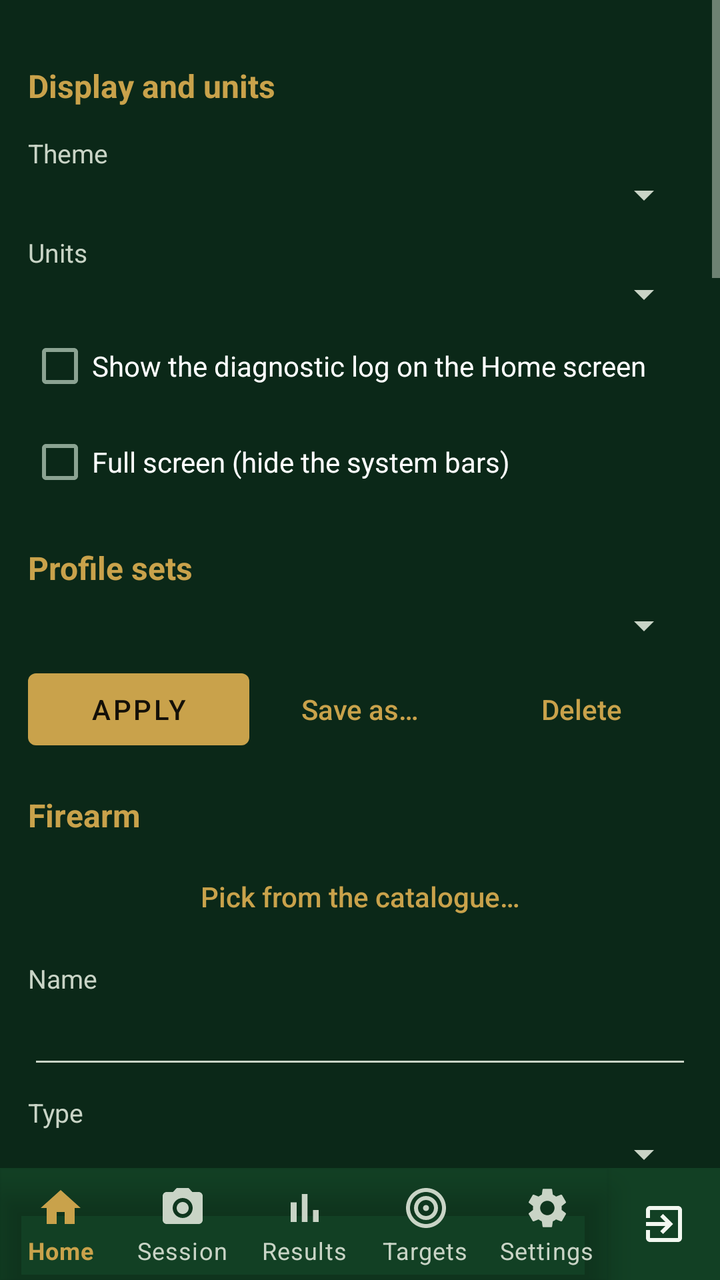
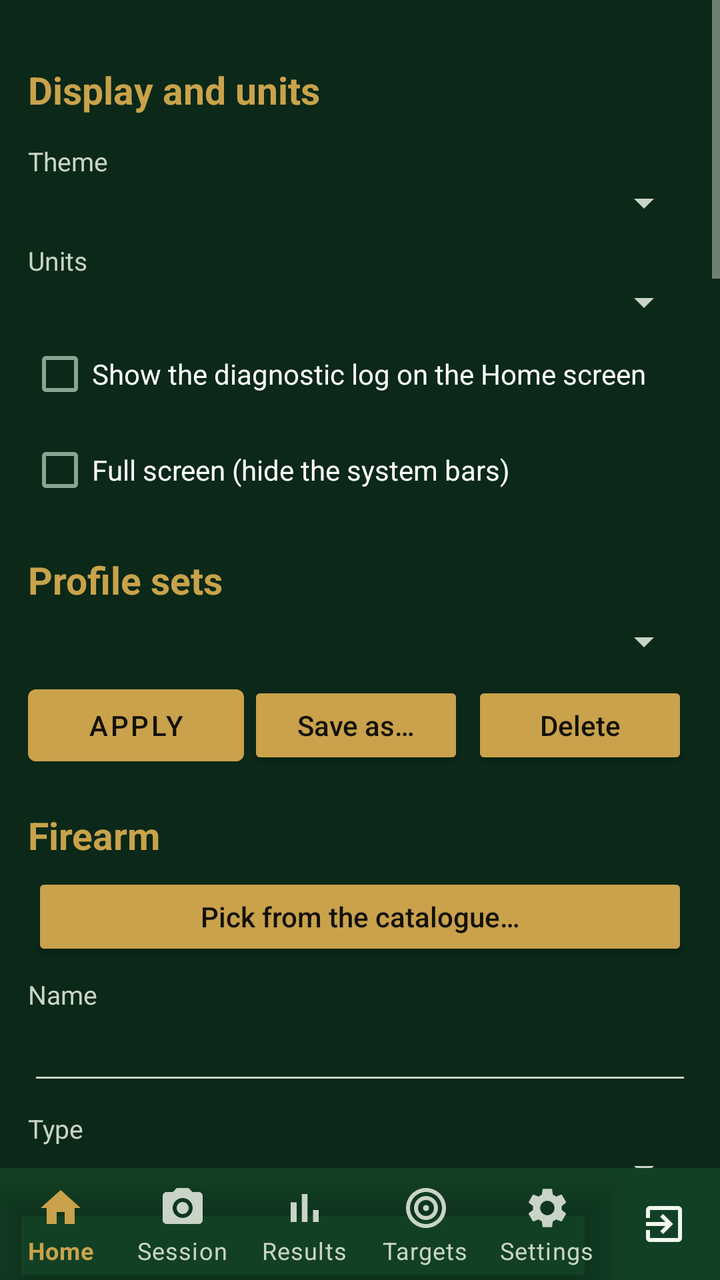

Compare the two renders of this Android layout. The source of the first and the diff that turns it into the second are given below.
<!-- AndroidManifest.xml: application theme Theme.STS -->
<!-- res/layout/activity_profile.xml -->
<?xml version="1.0" encoding="utf-8"?>
<LinearLayout xmlns:android="http://schemas.android.com/apk/res/android"
    android:layout_width="match_parent"
    android:layout_height="match_parent"
    android:orientation="vertical">

    <ScrollView
        android:layout_width="match_parent"
        android:layout_height="0dp"
        android:layout_weight="1">

        <LinearLayout
            android:layout_width="match_parent"
            android:layout_height="wrap_content"
            android:orientation="vertical"
            android:padding="14dp">

            
            <TextView style="@style/Sts.SectionHeading" android:text="Display and units" />

            <TextView style="@style/Sts.FieldLabel" android:text="Theme" />
            <Spinner android:id="@+id/spTheme"
                android:layout_width="match_parent" android:layout_height="wrap_content" />

            <TextView style="@style/Sts.FieldLabel" android:text="Units" />
            <Spinner android:id="@+id/spUnits"
                android:layout_width="match_parent" android:layout_height="wrap_content" />

            <CheckBox android:id="@+id/cbShowLog"
                android:layout_width="match_parent" android:layout_height="wrap_content"
                android:text="Show the diagnostic log on the Home screen" />

            <CheckBox android:id="@+id/cbFullScreen"
                android:layout_width="match_parent" android:layout_height="wrap_content"
                android:text="Full screen (hide the system bars)" />

            
            <TextView style="@style/Sts.SectionHeading" android:text="Profile sets" />

            <Spinner android:id="@+id/spSets"
                android:layout_width="match_parent" android:layout_height="wrap_content" />

            <LinearLayout
                android:layout_width="match_parent" android:layout_height="wrap_content"
                android:orientation="horizontal" android:layout_marginTop="6dp">
                <Button android:id="@+id/btnApplySet"
                    android:layout_width="0dp" android:layout_weight="1"
                    android:layout_height="wrap_content" android:text="Apply" />
                <Button android:id="@+id/btnSaveSet"
                    android:layout_width="0dp" android:layout_weight="1"
                    android:layout_height="wrap_content" android:text="Save as…"
                    style="@style/Sts.TextButton" />
                <Button android:id="@+id/btnDeleteSet"
                    android:layout_width="0dp" android:layout_weight="1"
                    android:layout_height="wrap_content" android:text="Delete"
                    style="@style/Sts.TextButton" />
            </LinearLayout>

            
            <TextView style="@style/Sts.SectionHeading" android:text="Firearm" />
            <Button android:id="@+id/btnRifleCatalog"
                android:layout_width="match_parent" android:layout_height="wrap_content"
                style="@style/Sts.TextButton"
                android:text="Pick from the catalogue…" />

            <TextView style="@style/Sts.FieldLabel" android:text="Name" />
            <EditText android:id="@+id/etRifleName" android:layout_width="match_parent"
                android:layout_height="wrap_content" android:inputType="text" android:autofillHints="" />

            <TextView style="@style/Sts.FieldLabel" android:text="Type" />
            <Spinner android:id="@+id/spFirearmType"
                android:layout_width="match_parent" android:layout_height="wrap_content" />

            <TextView style="@style/Sts.FieldLabel" android:text="Chambering" />
            <EditText android:id="@+id/etCaliber" android:layout_width="match_parent"
                android:layout_height="wrap_content" android:inputType="text" android:autofillHints="" />

            <TextView style="@style/Sts.FieldLabel" android:text="Barrel length (in)" />
            <EditText android:id="@+id/etBarrel" android:layout_width="match_parent"
                android:layout_height="wrap_content" android:inputType="numberDecimal" android:autofillHints="" />

            <TextView style="@style/Sts.FieldLabel" android:text="Twist rate (1 turn in … in)" />
            <EditText android:id="@+id/etTwist" android:layout_width="match_parent"
                android:layout_height="wrap_content" android:inputType="numberDecimal" android:autofillHints="" />

            <TextView style="@style/Sts.FieldLabel" android:text="Sight height above bore (in)" />
            <EditText android:id="@+id/etSightHeight" android:layout_width="match_parent"
                android:layout_height="wrap_content" android:inputType="numberDecimal" android:autofillHints="" />

            <TextView style="@style/Sts.FieldLabel" android:text="Zero distance (m)" />
            <EditText android:id="@+id/etZero" android:layout_width="match_parent"
                android:layout_height="wrap_content" android:inputType="numberDecimal" android:autofillHints="" />

            
            <TextView style="@style/Sts.SectionHeading" android:text="Load" />
            <Button android:id="@+id/btnAmmoCatalog"
                android:layout_width="match_parent" android:layout_height="wrap_content"
                style="@style/Sts.TextButton"
                android:text="Pick from the catalogue…" />

            <TextView style="@style/Sts.FieldLabel" android:text="Name" />
            <EditText android:id="@+id/etBulletName" android:layout_width="match_parent"
                android:layout_height="wrap_content" android:inputType="text" android:autofillHints="" />

            <TextView style="@style/Sts.FieldLabel" android:text="Projectile diameter (in)" />
            <EditText android:id="@+id/etDiameter" android:layout_width="match_parent"
                android:layout_height="wrap_content" android:inputType="numberDecimal" android:autofillHints="" />

            <TextView style="@style/Sts.FieldLabel" android:text="Weight (gr)" />
            <EditText android:id="@+id/etWeight" android:layout_width="match_parent"
                android:layout_height="wrap_content" android:inputType="numberDecimal" android:autofillHints="" />

            <TextView style="@style/Sts.FieldLabel" android:text="Muzzle velocity (fps)" />
            <EditText android:id="@+id/etMv" android:layout_width="match_parent"
                android:layout_height="wrap_content" android:inputType="numberDecimal" android:autofillHints="" />

            <TextView style="@style/Sts.FieldLabel" android:text="Ballistic coefficient (G1)" />
            <EditText android:id="@+id/etBc" android:layout_width="match_parent"
                android:layout_height="wrap_content" android:inputType="numberDecimal" android:autofillHints="" />

            <TextView android:id="@+id/tvPowerFactor" style="@style/Sts.Value"
                android:layout_marginTop="6dp" android:textSize="12sp" />

            
            <TextView style="@style/Sts.SectionHeading" android:text="Sight" />
            <Button android:id="@+id/btnScopeCatalog"
                android:layout_width="match_parent" android:layout_height="wrap_content"
                style="@style/Sts.TextButton"
                android:text="Pick from the catalogue…" />

            <TextView style="@style/Sts.FieldLabel" android:text="Name" />
            <EditText android:id="@+id/etScopeName" android:layout_width="match_parent"
                android:layout_height="wrap_content" android:inputType="text" android:autofillHints="" />

            <TextView style="@style/Sts.FieldLabel" android:text="Sight type" />
            <Spinner android:id="@+id/spSightType"
                android:layout_width="match_parent" android:layout_height="wrap_content" />

            <TextView style="@style/Sts.FieldLabel" android:text="Click unit" />
            <Spinner android:id="@+id/spClickUnit"
                android:layout_width="match_parent" android:layout_height="wrap_content" />

            <TextView android:id="@+id/lblClickMm" style="@style/Sts.FieldLabel"
                android:text="Click movement (mm) at the reference distance" />
            <EditText android:id="@+id/etClickMm" android:layout_width="match_parent"
                android:layout_height="wrap_content" android:inputType="numberDecimal" android:autofillHints="" />

            <TextView android:id="@+id/lblClickRef" style="@style/Sts.FieldLabel"
                android:text="Reference distance (m)" />
            <EditText android:id="@+id/etClickRef" android:layout_width="match_parent"
                android:layout_height="wrap_content" android:inputType="numberDecimal" android:autofillHints="" />

            <TextView style="@style/Sts.FieldLabel" android:text="Sight radius (mm, iron sights only; 0 = unknown)" />
            <EditText android:id="@+id/etSightRadius" android:layout_width="match_parent"
                android:layout_height="wrap_content" android:inputType="numberDecimal" android:autofillHints="" />

            <TextView style="@style/Sts.FieldLabel" android:text="Elevation travel (MOA)" />
            <EditText android:id="@+id/etElevTravel" android:layout_width="match_parent"
                android:layout_height="wrap_content" android:inputType="numberDecimal" android:autofillHints="" />

            <TextView style="@style/Sts.FieldLabel" android:text="Windage travel (MOA)" />
            <EditText android:id="@+id/etWindTravel" android:layout_width="match_parent"
                android:layout_height="wrap_content" android:inputType="numberDecimal" android:autofillHints="" />

            <CheckBox android:id="@+id/cbInvertElev"
                android:layout_width="match_parent" android:layout_height="wrap_content"
                android:text="Elevation drum is marked the opposite way round" />
            <CheckBox android:id="@+id/cbInvertWind"
                android:layout_width="match_parent" android:layout_height="wrap_content"
                android:text="Windage drum is marked the opposite way round" />

            <TextView android:id="@+id/tvClickSummary" style="@style/Sts.Value"
                android:layout_marginTop="8dp" android:textSize="12sp" />

            <Button android:id="@+id/btnSave"
                android:layout_width="match_parent" android:layout_height="wrap_content"
                android:layout_marginTop="16dp"
                android:text="Save the active profiles" />

            
            <TextView style="@style/Sts.SectionHeading" android:text="Elsewhere" />
            <Button android:id="@+id/btnRules"
                android:layout_width="match_parent" android:layout_height="wrap_content"
                style="@style/Sts.TextButton"
                android:text="Competition rules…" />
            <Button android:id="@+id/btnLog"
                android:layout_width="match_parent" android:layout_height="wrap_content"
                style="@style/Sts.TextButton"
                android:text="Diagnostic log…" />
            <Button android:id="@+id/btnBackup"
                android:layout_width="match_parent" android:layout_height="wrap_content"
                style="@style/Sts.TextButton"
                android:text="Export a backup of everything" />
            <Button android:id="@+id/btnRestore"
                android:layout_width="match_parent" android:layout_height="wrap_content"
                style="@style/Sts.TextButton"
                android:text="Restore from a backup" />
            <Button android:id="@+id/btnReset"
                android:layout_width="match_parent" android:layout_height="wrap_content"
                style="@style/Sts.TextButton"
                android:text="Reset the active profiles to defaults" />

        </LinearLayout>
    </ScrollView>

    <include layout="@layout/include_bottom_nav" />

</LinearLayout>
<!-- res/layout/include_bottom_nav.xml (included above) -->
<?xml version="1.0" encoding="utf-8"?>
<LinearLayout xmlns:android="http://schemas.android.com/apk/res/android"
    xmlns:app="http://schemas.android.com/apk/res-auto"
    android:layout_width="match_parent"
    android:layout_height="wrap_content"
    android:orientation="horizontal"
    android:background="?attr/colorSurface">

    <com.google.android.material.bottomnavigation.BottomNavigationView
        android:id="@+id/bottomNav"
        android:layout_width="0dp"
        android:layout_weight="1"
        android:layout_height="wrap_content"
        android:background="@android:color/transparent"
        app:itemIconTint="@color/bottom_nav_item"
        app:itemTextColor="@color/bottom_nav_item"
        app:labelVisibilityMode="labeled"
        app:menu="@menu/bottom_nav_menu" />

    <LinearLayout
        android:id="@+id/btnExit"
        android:layout_width="56dp"
        android:layout_height="match_parent"
        android:orientation="vertical"
        android:gravity="center"
        android:background="?attr/selectableItemBackgroundBorderless"
        android:contentDescription="@string/nav_exit">

        
        <ImageView
            android:layout_width="24dp"
            android:layout_height="24dp"
            android:src="@drawable/ic_nav_exit"
            app:tint="?android:attr/textColorPrimary"
            android:importantForAccessibility="no" />
    </LinearLayout>
</LinearLayout>
<!-- resources referenced by this layout -->
<resources>
  <!-- drawable ic_nav_exit (drawable) -->
  <vector xmlns:android="http://schemas.android.com/apk/res/android"
      android:width="24dp" android:height="24dp"
      android:viewportWidth="24" android:viewportHeight="24">
      <path android:fillColor="@android:color/white" android:pathData="M10.09,15.59L11.5,17l5,-5 -5,-5 -1.41,1.41L12.67,11H3v2h9.67l-2.58,2.59zM19,3H5c-1.11,0 -2,0.9 -2,2v4h2V5h14v14H5v-4H3v4c0,1.1 0.89,2 2,2h14c1.1,0 2,-0.9 2,-2V5c0,-1.1 -0.9,-2 -2,-2z" />
  </vector>
  <string name="nav_exit">Exit</string>
  <style name="Sts.FieldLabel" parent="">
          <item name="android:layout_width">match_parent</item>
          <item name="android:layout_height">wrap_content</item>
          <item name="android:textSize">13sp</item>
          <item name="android:layout_marginTop">8dp</item>
          <item name="android:textColor">?android:attr/textColorSecondary</item>
      </style>
  <style name="Sts.SectionHeading" parent="">
          <item name="android:layout_width">match_parent</item>
          <item name="android:layout_height">wrap_content</item>
          <item name="android:textSize">16sp</item>
          <item name="android:textStyle">bold</item>
          <item name="android:layout_marginTop">18dp</item>
          <item name="android:layout_marginBottom">6dp</item>
          <item name="android:textColor">?attr/colorAccent</item>
      </style>
  <style name="Sts.TextButton" parent="Widget.AppCompat.Button.Borderless">
          <item name="android:textColor">?attr/colorAccent</item>
          <item name="android:textAllCaps">false</item>
          <item name="android:textSize">14sp</item>
      </style>
  <style name="Sts.Value" parent="">
          <item name="android:layout_width">match_parent</item>
          <item name="android:layout_height">wrap_content</item>
          <item name="android:textSize">14sp</item>
      </style>
  <style name="Theme.STS" parent="Theme.STS.Dark" />
  <style name="Theme.STS.Dark" parent="Theme.STS.Base">
          <item name="android:windowBackground">@color/dark_bg</item>
          <item name="colorSurface">@color/dark_surface</item>
          <item name="colorPrimary">@color/dark_accent</item>
          <item name="colorSecondary">@color/dark_accent</item>
          <item name="colorAccent">@color/dark_accent</item>
          <item name="colorOnPrimary">@color/dark_on_accent</item>
          <item name="colorOnSecondary">@color/dark_on_accent</item>
          <item name="android:colorBackground">@color/dark_surface</item>
          <item name="android:textColorPrimary">@color/dark_text</item>
          <item name="android:textColorSecondary">@color/dark_text_dim</item>
          <item name="android:textColorTertiary">#C9D4C6</item>
          <item name="android:textColorHint">#A6B2A4</item>
          <item name="colorOnSurface">@color/dark_text</item>
          <item name="colorOnBackground">@color/dark_text</item>
      </style>
  <style name="Theme.STS.Base" parent="Theme.MaterialComponents.NoActionBar">
          <item name="android:statusBarColor">@color/dark_bg</item>
      </style>
  <color name="dark_bg">#0B2818</color>
  <color name="dark_surface">#124024</color>
  <color name="dark_accent">#C9A24B</color>
  <color name="dark_on_accent">#141008</color>
  <color name="dark_text">#F2F7F0</color>
  <color name="dark_text_dim">#C9D4C6</color>
</resources>

<!-- the commit's change to res/layout/activity_profile.xml (unified diff, before → after) -->
@@ -49,18 +49,18 @@
                 <Button android:id="@+id/btnSaveSet"
                     android:layout_width="0dp" android:layout_weight="1"
                     android:layout_height="wrap_content" android:text="Save as…"
-                    style="@style/Sts.TextButton" />
+                    style="@style/Sts.ActionButton" />
                 <Button android:id="@+id/btnDeleteSet"
                     android:layout_width="0dp" android:layout_weight="1"
                     android:layout_height="wrap_content" android:text="Delete"
-                    style="@style/Sts.TextButton" />
+                    style="@style/Sts.ActionButton" />
             </LinearLayout>
 
             
             <TextView style="@style/Sts.SectionHeading" android:text="Firearm" />
             <Button android:id="@+id/btnRifleCatalog"
                 android:layout_width="match_parent" android:layout_height="wrap_content"
-                style="@style/Sts.TextButton"
+                style="@style/Sts.ActionButton"
                 android:text="Pick from the catalogue…" />
 
             <TextView style="@style/Sts.FieldLabel" android:text="Name" />
@@ -95,7 +95,7 @@
             <TextView style="@style/Sts.SectionHeading" android:text="Load" />
             <Button android:id="@+id/btnAmmoCatalog"
                 android:layout_width="match_parent" android:layout_height="wrap_content"
-                style="@style/Sts.TextButton"
+                style="@style/Sts.ActionButton"
                 android:text="Pick from the catalogue…" />
 
             <TextView style="@style/Sts.FieldLabel" android:text="Name" />
@@ -125,7 +125,7 @@
             <TextView style="@style/Sts.SectionHeading" android:text="Sight" />
             <Button android:id="@+id/btnScopeCatalog"
                 android:layout_width="match_parent" android:layout_height="wrap_content"
-                style="@style/Sts.TextButton"
+                style="@style/Sts.ActionButton"
                 android:text="Pick from the catalogue…" />
 
             <TextView style="@style/Sts.FieldLabel" android:text="Name" />
@@ -181,23 +181,23 @@
             <TextView style="@style/Sts.SectionHeading" android:text="Elsewhere" />
             <Button android:id="@+id/btnRules"
                 android:layout_width="match_parent" android:layout_height="wrap_content"
-                style="@style/Sts.TextButton"
+                style="@style/Sts.ActionButton"
                 android:text="Competition rules…" />
             <Button android:id="@+id/btnLog"
                 android:layout_width="match_parent" android:layout_height="wrap_content"
-                style="@style/Sts.TextButton"
+                style="@style/Sts.ActionButton"
                 android:text="Diagnostic log…" />
             <Button android:id="@+id/btnBackup"
                 android:layout_width="match_parent" android:layout_height="wrap_content"
-                style="@style/Sts.TextButton"
+                style="@style/Sts.ActionButton"
                 android:text="Export a backup of everything" />
             <Button android:id="@+id/btnRestore"
                 android:layout_width="match_parent" android:layout_height="wrap_content"
-                style="@style/Sts.TextButton"
+                style="@style/Sts.ActionButton"
                 android:text="Restore from a backup" />
             <Button android:id="@+id/btnReset"
                 android:layout_width="match_parent" android:layout_height="wrap_content"
-                style="@style/Sts.TextButton"
+                style="@style/Sts.ActionButton"
                 android:text="Reset the active profiles to defaults" />
 
         </LinearLayout>
<!-- resource entries referenced after the edit -->
@@ -7,6 +7,15 @@
       <path android:fillColor="@android:color/white" android:pathData="M10.09,15.59L11.5,17l5,-5 -5,-5 -1.41,1.41L12.67,11H3v2h9.67l-2.58,2.59zM19,3H5c-1.11,0 -2,0.9 -2,2v4h2V5h14v14H5v-4H3v4c0,1.1 0.89,2 2,2h14c1.1,0 2,-0.9 2,-2V5c0,-1.1 -0.9,-2 -2,-2z" />
   </vector>
   <string name="nav_exit">Exit</string>
+  <style name="Sts.ActionButton" parent="Widget.AppCompat.Button">
+          <item name="android:textAllCaps">false</item>
+          <item name="android:textSize">14sp</item>
+          <item name="android:minHeight">44dp</item>
+          <item name="android:paddingLeft">10dp</item>
+          <item name="android:paddingRight">10dp</item>
+          <item name="android:layout_marginStart">2dp</item>
+          <item name="android:layout_marginEnd">2dp</item>
+      </style>
   <style name="Sts.FieldLabel" parent="">
           <item name="android:layout_width">match_parent</item>
           <item name="android:layout_height">wrap_content</item>
@@ -17,16 +26,12 @@
   <style name="Sts.SectionHeading" parent="">
           <item name="android:layout_width">match_parent</item>
           <item name="android:layout_height">wrap_content</item>
-          <item name="android:textSize">16sp</item>
+          
+          <item name="android:textSize">19sp</item>
           <item name="android:textStyle">bold</item>
           <item name="android:layout_marginTop">18dp</item>
           <item name="android:layout_marginBottom">6dp</item>
           <item name="android:textColor">?attr/colorAccent</item>
-      </style>
-  <style name="Sts.TextButton" parent="Widget.AppCompat.Button.Borderless">
-          <item name="android:textColor">?attr/colorAccent</item>
-          <item name="android:textAllCaps">false</item>
-          <item name="android:textSize">14sp</item>
       </style>
   <style name="Sts.Value" parent="">
           <item name="android:layout_width">match_parent</item>
